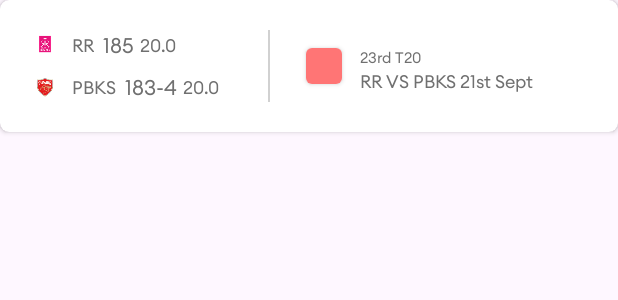
After one commit to siddharth-parth/CrexInfo, an Android app: the layout item_recent_match_card.xml on its own in the app's theme, with its tools: preview values and no code run, on a phone screen of 412 x 824 dp. The commit adds this screen. Shown: the top 300 px of the screen. Run offline under Robolectric (Android 15) with nearby library versions, the phone set to English and light mode, and no system bars.

Commit message:
created view for recent match card

```diff
--- /dev/null
+++ b/app/src/main/res/layout/item_recent_match_card.xml
@@ -0,0 +1,193 @@
+<?xml version="1.0" encoding="utf-8"?>
+<layout xmlns:android="http://schemas.android.com/apk/res/android"
+    xmlns:app="http://schemas.android.com/apk/res-auto"
+    xmlns:tools="http://schemas.android.com/tools">
+
+    <androidx.cardview.widget.CardView
+        android:layout_width="match_parent"
+        android:layout_height="wrap_content"
+        android:background="@color/white"
+        app:cardCornerRadius="6dp">
+
+        <androidx.constraintlayout.widget.ConstraintLayout
+            android:layout_width="match_parent"
+            android:layout_height="match_parent">
+
+            <androidx.constraintlayout.widget.ConstraintLayout
+                android:id="@+id/cl_score_card"
+                android:layout_width="wrap_content"
+                android:layout_height="match_parent"
+                android:layout_margin="20dp"
+                app:layout_constraintBottom_toBottomOf="parent"
+                app:layout_constraintStart_toStartOf="parent"
+                app:layout_constraintTop_toTopOf="parent">
+
+                <ImageView
+                    android:id="@+id/iv_team_one"
+                    android:layout_width="20dp"
+                    android:layout_height="20dp"
+                    app:layout_constraintStart_toStartOf="parent"
+                    app:layout_constraintTop_toTopOf="parent"
+                    tools:ignore="ContentDescription"
+                    tools:src="@drawable/ic_rr" />
+
+                <TextView
+                    android:id="@+id/tv_team_one"
+                    android:layout_width="wrap_content"
+                    android:layout_height="wrap_content"
+                    android:layout_marginStart="8dp"
+                    android:fontFamily="@font/euclid_circular_a_regular"
+                    android:includeFontPadding="false"
+                    android:textColor="@color/ce_secondary_text_color"
+                    android:textSize="12sp"
+                    app:layout_constraintBottom_toBottomOf="@id/iv_team_one"
+                    app:layout_constraintStart_toEndOf="@id/iv_team_one"
+                    app:layout_constraintTop_toTopOf="@id/iv_team_one"
+                    tools:text="RR" />
+
+                <TextView
+                    android:id="@+id/tv_team_one_score"
+                    android:layout_width="wrap_content"
+                    android:layout_height="wrap_content"
+                    android:layout_marginStart="6dp"
+                    android:fontFamily="@font/euclid_circular_a_regular"
+                    android:includeFontPadding="false"
+                    android:textColor="@color/ce_secondary_text_color"
+                    android:textSize="14sp"
+                    app:layout_constraintBottom_toBottomOf="@id/tv_team_one"
+                    app:layout_constraintStart_toEndOf="@id/tv_team_one"
+                    app:layout_constraintTop_toTopOf="@id/tv_team_one"
+                    tools:text="185" />
+
+                <TextView
+                    android:id="@+id/tv_team_one_overs_played"
+                    android:layout_width="wrap_content"
+                    android:layout_height="wrap_content"
+                    android:layout_marginStart="4dp"
+                    android:fontFamily="@font/euclid_circular_a_regular"
+                    android:includeFontPadding="false"
+                    android:textColor="@color/ce_secondary_text_color"
+                    android:textSize="12sp"
+                    app:layout_constraintBottom_toBottomOf="@id/tv_team_one_score"
+                    app:layout_constraintStart_toEndOf="@id/tv_team_one_score"
+                    app:layout_constraintTop_toTopOf="@id/tv_team_one_score"
+                    tools:text="20.0" />
+
+                <ImageView
+                    android:id="@+id/iv_team_two"
+                    android:layout_width="20dp"
+                    android:layout_height="20dp"
+                    android:layout_marginTop="8dp"
+                    app:layout_constraintBottom_toBottomOf="parent"
+                    app:layout_constraintStart_toStartOf="parent"
+                    app:layout_constraintTop_toBottomOf="@id/iv_team_one"
+                    tools:ignore="ContentDescription"
+                    tools:src="@drawable/ic_pbks" />
+
+                <TextView
+                    android:id="@+id/tv_team_two"
+                    android:layout_width="wrap_content"
+                    android:layout_height="wrap_content"
+                    android:layout_marginStart="8dp"
+                    android:fontFamily="@font/euclid_circular_a_regular"
+                    android:includeFontPadding="false"
+                    android:textColor="@color/ce_secondary_text_color"
+                    android:textSize="12sp"
+                    app:layout_constraintBottom_toBottomOf="@id/iv_team_two"
+                    app:layout_constraintStart_toEndOf="@id/iv_team_two"
+                    app:layout_constraintTop_toTopOf="@id/iv_team_two"
+                    tools:text="PBKS" />
+
+                <TextView
+                    android:id="@+id/tv_team_two_score"
+                    android:layout_width="wrap_content"
+                    android:layout_height="wrap_content"
+                    android:layout_marginStart="6dp"
+                    android:fontFamily="@font/euclid_circular_a_regular"
+                    android:includeFontPadding="false"
+                    android:textColor="@color/ce_secondary_text_color"
+                    android:textSize="14sp"
+                    app:layout_constraintBottom_toBottomOf="@id/tv_team_two"
+                    app:layout_constraintStart_toEndOf="@id/tv_team_two"
+                    app:layout_constraintTop_toTopOf="@id/tv_team_two"
+                    tools:text="183-4" />
+
+                <TextView
+                    android:id="@+id/tv_team_two_overs_played"
+                    android:layout_width="wrap_content"
+                    android:layout_height="wrap_content"
+                    android:layout_marginStart="4dp"
+                    android:fontFamily="@font/euclid_circular_a_regular"
+                    android:includeFontPadding="false"
+                    android:textColor="@color/ce_secondary_text_color"
+                    android:textSize="12sp"
+                    app:layout_constraintBottom_toBottomOf="@id/tv_team_two_score"
+                    app:layout_constraintStart_toEndOf="@id/tv_team_two_score"
+                    app:layout_constraintTop_toTopOf="@id/tv_team_two_score"
+                    tools:text="20.0" />
+
+            </androidx.constraintlayout.widget.ConstraintLayout>
+
+            <View
+                android:id="@+id/view_separator"
+                android:layout_width="1dp"
+                android:layout_height="0dp"
+                android:layout_marginStart="32dp"
+                android:background="@color/grey_color"
+                app:layout_constraintBottom_toBottomOf="@id/cl_score_card"
+                app:layout_constraintStart_toEndOf="@id/cl_score_card"
+                app:layout_constraintTop_toTopOf="@id/cl_score_card" />
+
+            <include
+                android:id="@+id/layout_result_badge"
+                layout="@layout/item_match_result_badge"
+                android:layout_width="wrap_content"
+                android:layout_height="wrap_content"
+                android:layout_marginStart="24dp"
+                app:layout_constraintBottom_toBottomOf="parent"
+                app:layout_constraintStart_toEndOf="@id/view_separator"
+                app:layout_constraintTop_toTopOf="parent" />
+
+            <TextView
+                android:id="@+id/tv_match_number"
+                android:layout_width="wrap_content"
+                android:layout_height="wrap_content"
+                android:layout_marginStart="12dp"
+                android:ellipsize="end"
+                android:fontFamily="@font/euclid_circular_a_regular"
+                android:includeFontPadding="false"
+                android:maxLines="1"
+                android:textColor="@color/ce_secondary_text_color"
+                android:textSize="10sp"
+                app:layout_constrainedWidth="true"
+                app:layout_constraintEnd_toEndOf="parent"
+                app:layout_constraintHorizontal_bias="0"
+                app:layout_constraintStart_toEndOf="@id/layout_result_badge"
+                app:layout_constraintTop_toTopOf="@id/layout_result_badge"
+                tools:text="23rd T20" />
+
+            <TextView
+                android:id="@+id/tv_series"
+                android:layout_width="wrap_content"
+                android:layout_height="wrap_content"
+                android:layout_marginStart="12dp"
+                android:layout_marginTop="2dp"
+                android:layout_marginEnd="24dp"
+                android:ellipsize="end"
+                android:fontFamily="@font/euclid_circular_a_regular"
+                android:includeFontPadding="false"
+                android:maxLines="1"
+                android:textColor="@color/ce_secondary_text_color"
+                android:textSize="12sp"
+                app:layout_constrainedWidth="true"
+                app:layout_constraintBottom_toBottomOf="parent"
+                app:layout_constraintEnd_toEndOf="parent"
+                app:layout_constraintHorizontal_bias="0"
+                app:layout_constraintStart_toEndOf="@id/layout_result_badge"
+                app:layout_constraintTop_toBottomOf="@id/tv_match_number"
+                app:layout_constraintVertical_bias="0"
+                tools:text="RR VS PBKS 21st Sept" />
+
+        </androidx.constraintlayout.widget.ConstraintLayout>
+    </androidx.cardview.widget.CardView>
+</layout>
--- a/app/src/main/res/layout/item_team_last_matches_overview.xml
+++ b/app/src/main/res/layout/item_team_last_matches_overview.xml
@@ -9,7 +9,7 @@
         android:layout_marginTop="12dp">
 
         <ImageView
-            android:id="@+id/iv_team_one"
+            android:id="@+id/iv_team"
             android:layout_width="30dp"
             android:layout_height="30dp"
             app:layout_constraintBottom_toBottomOf="parent"
@@ -19,16 +19,16 @@
             tools:src="@drawable/ic_pbks" />
 
         <TextView
-            android:id="@+id/tv_team_one"
+            android:id="@+id/tv_team"
             android:layout_width="wrap_content"
             android:layout_height="wrap_content"
             android:layout_marginStart="4dp"
             android:fontFamily="@font/abc_diatype_medium"
             android:textColor="@color/ce_primary_text_color"
             android:textSize="12sp"
-            app:layout_constraintBottom_toBottomOf="@id/iv_team_one"
-            app:layout_constraintStart_toEndOf="@id/iv_team_one"
-            app:layout_constraintTop_toTopOf="@id/iv_team_one"
+            app:layout_constraintBottom_toBottomOf="@id/iv_team"
+            app:layout_constraintStart_toEndOf="@id/iv_team"
+            app:layout_constraintTop_toTopOf="@id/iv_team"
             tools:text="PBKS" />
 
         <androidx.recyclerview.widget.RecyclerView
@@ -40,8 +40,8 @@
             app:layout_constraintBottom_toBottomOf="parent"
             app:layout_constraintEnd_toStartOf="@id/iv_down_arrow"
             app:layout_constraintTop_toTopOf="parent"
-            tools:listitem="@layout/item_match_result_badge"
-            tools:itemCount="5" />
+            tools:itemCount="5"
+            tools:listitem="@layout/item_match_result_badge" />
 
         <ImageView
             android:id="@+id/iv_down_arrow"
```
